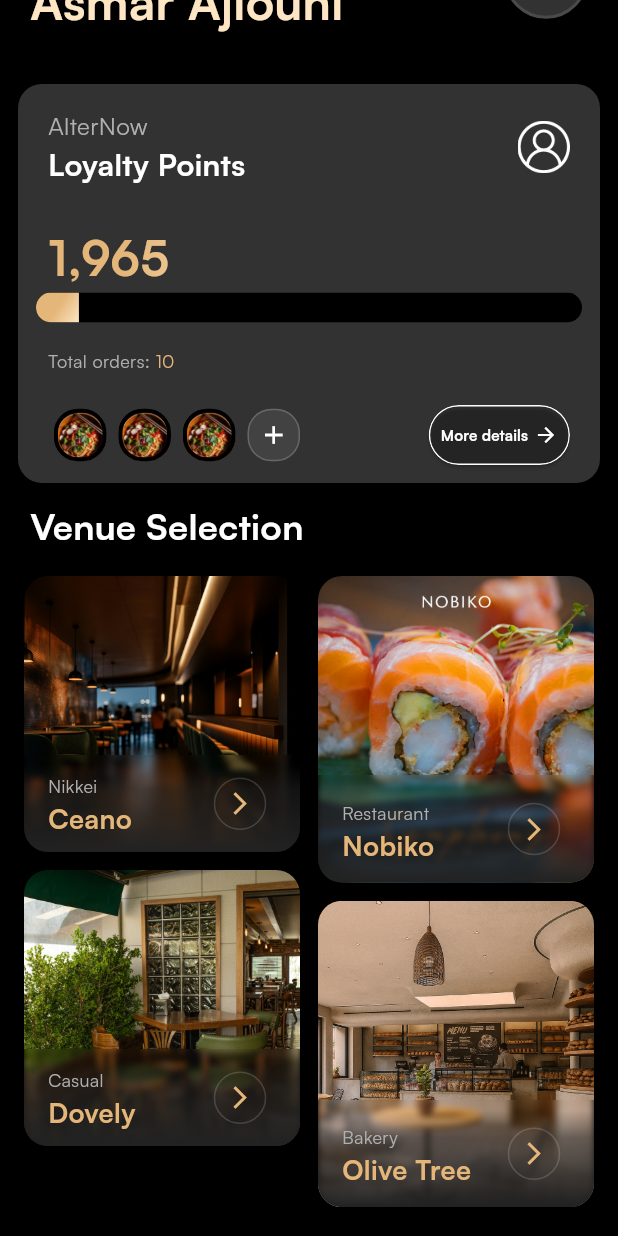
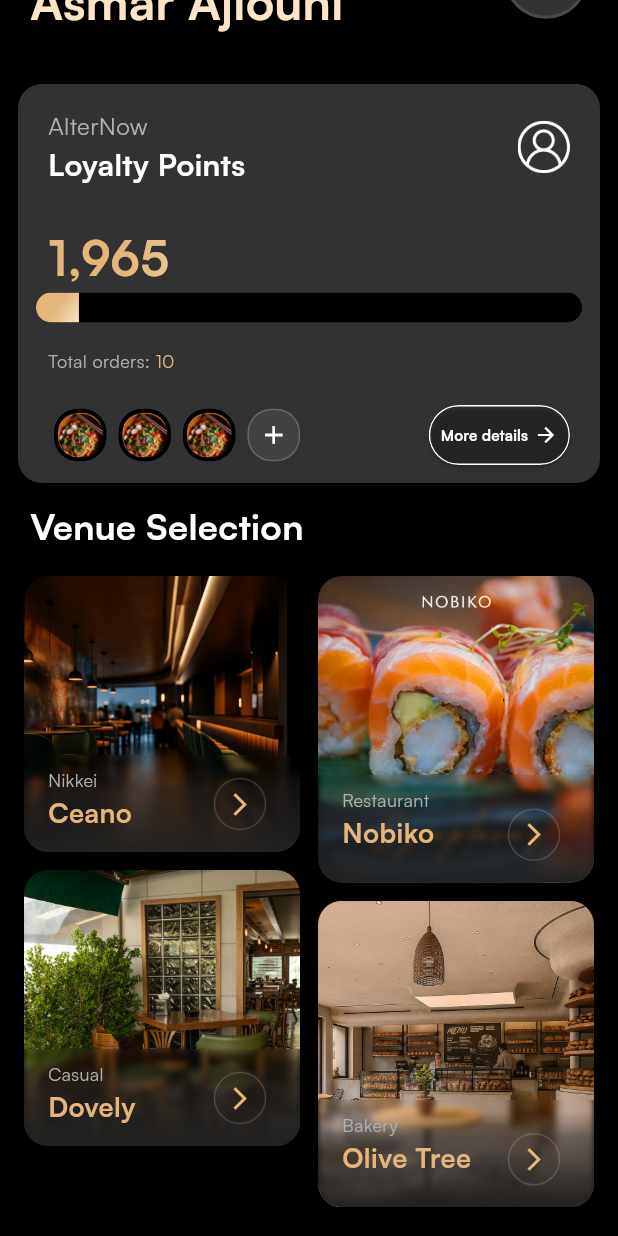
Before and after one commit to Garfend/technical_assesment, a Flutter app: the screen it shows after launch, scrolled down 75 dp, on a phone screen of 412 x 824 dp. Run offline on Flutter 3.47's test engine with Material 3 defaults, Android fonts, the phone set to English and light mode, and no system bars; our stand-ins replace device_preview, equatable, go_router.

Commit message:
make MainAxisAlignment start and decrease padding

```diff
--- a/lib/features/home/ui/widgets/venue_card.dart
+++ b/lib/features/home/ui/widgets/venue_card.dart
@@ -1,4 +1,5 @@
 import 'package:flutter/material.dart';
+import 'package:technical_assesment/core/config/double_extensions.dart';
 import 'package:technical_assesment/features/home/ui/widgets/blur_filter.dart';
 import 'package:technical_assesment/features/home/ui/widgets/proceed_button.dart';
 
@@ -32,14 +33,14 @@ class VenueCard extends StatelessWidget {
                     Padding(
                       padding: const EdgeInsets.symmetric(
                         horizontal: AppSpacing.md,
-                        vertical: AppSpacing.sm,
+                        vertical: AppSpacing.xs,
                       ),
                       child: Row(
                         crossAxisAlignment: CrossAxisAlignment.end,
                         children: [
                           Expanded(
                             child: Column(
-                              mainAxisAlignment: MainAxisAlignment.end,
+                              mainAxisAlignment: MainAxisAlignment.start,
                               crossAxisAlignment: CrossAxisAlignment.start,
                               children: [
                                 Text(
```
